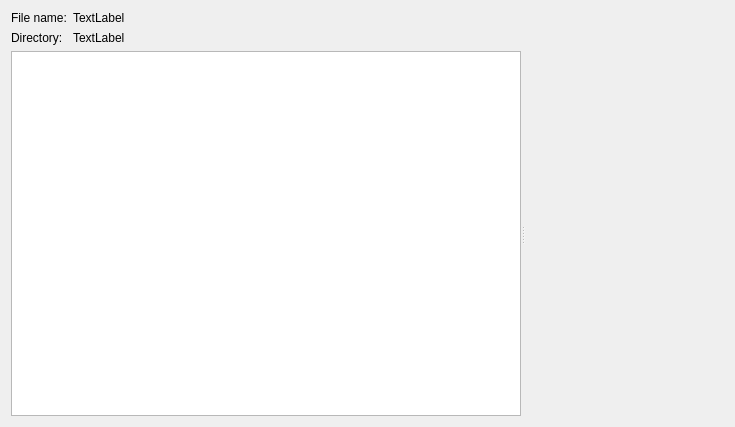
The window that src/mkvtoolnix-gui/forms/header_editor/tab.ui (jpsdr/MKVToolnix-Windows-7) describes before a commit, drawn with Qt 5.
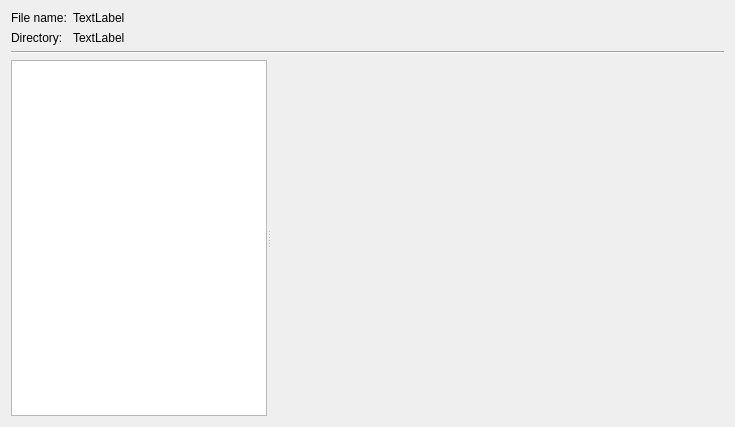
The same window after the commit.

Commit message: GUI: big parts of the header editor implementation

```diff
--- a/src/mkvtoolnix-gui/forms/header_editor/tab.ui
+++ b/src/mkvtoolnix-gui/forms/header_editor/tab.ui
@@ -58,10 +58,17 @@
      </item>
     </layout>
    </item>
+   <item>
+    <widget class="Line" name="line">
+     <property name="orientation">
+      <enum>Qt::Horizontal</enum>
+     </property>
+    </widget>
+   </item>
    <item>
     <widget class="QSplitter" name="splitter">
      <property name="sizePolicy">
-      <sizepolicy hsizetype="Expanding" vsizetype="MinimumExpanding">
+      <sizepolicy hsizetype="Expanding" vsizetype="Expanding">
        <horstretch>0</horstretch>
        <verstretch>0</verstretch>
       </sizepolicy>
@@ -71,19 +78,37 @@
      </property>
      <widget class="QTreeView" name="elements">
       <property name="sizePolicy">
-       <sizepolicy hsizetype="Expanding" vsizetype="Expanding">
-        <horstretch>0</horstretch>
-        <verstretch>0</verstretch>
-       </sizepolicy>
-      </property>
-     </widget>
-     <widget class="QWidget" name="valuePageContainer" native="true">
-      <property name="sizePolicy">
        <sizepolicy hsizetype="Preferred" vsizetype="Expanding">
         <horstretch>0</horstretch>
         <verstretch>0</verstretch>
        </sizepolicy>
       </property>
+      <property name="minimumSize">
+       <size>
+        <width>70</width>
+        <height>0</height>
+       </size>
+      </property>
+      <property name="editTriggers">
+       <set>QAbstractItemView::NoEditTriggers</set>
+      </property>
+      <attribute name="headerVisible">
+       <bool>false</bool>
+      </attribute>
+     </widget>
+     <widget class="QWidget" name="pageContainer" native="true">
+      <property name="sizePolicy">
+       <sizepolicy hsizetype="Expanding" vsizetype="Expanding">
+        <horstretch>1</horstretch>
+        <verstretch>0</verstretch>
+       </sizepolicy>
+      </property>
+      <property name="minimumSize">
+       <size>
+        <width>370</width>
+        <height>0</height>
+       </size>
+      </property>
      </widget>
     </widget>
    </item>
```
Left out of the diff: 26 changed lines with no effect on the pictures. The commit also changes 20 other files.
